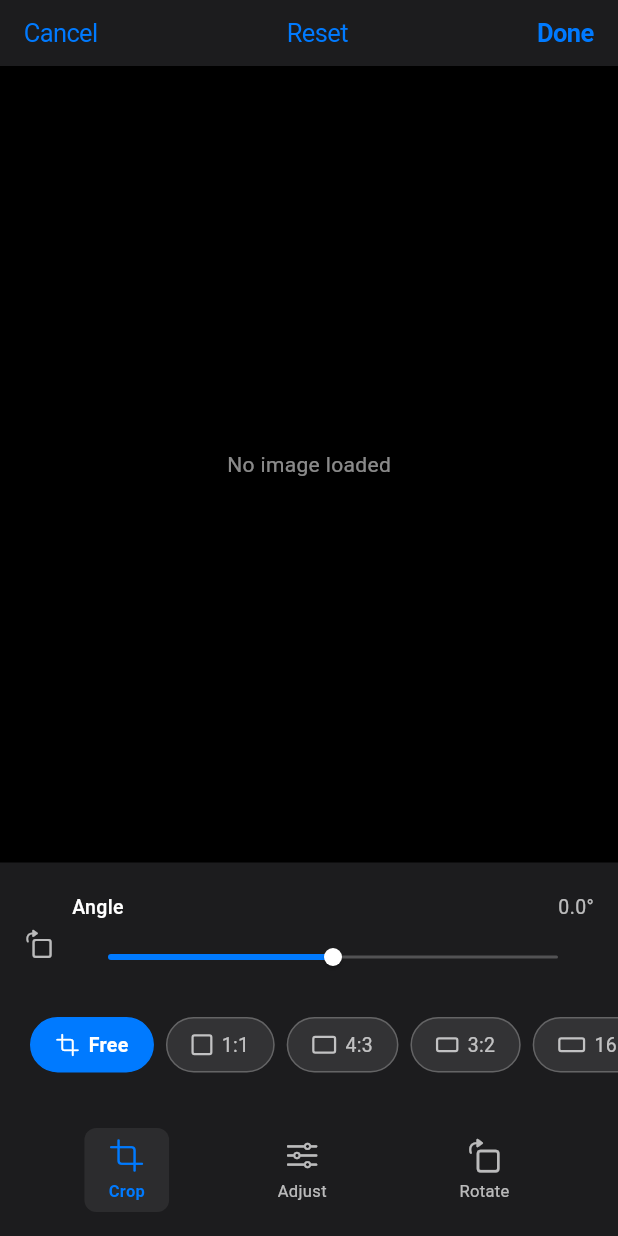
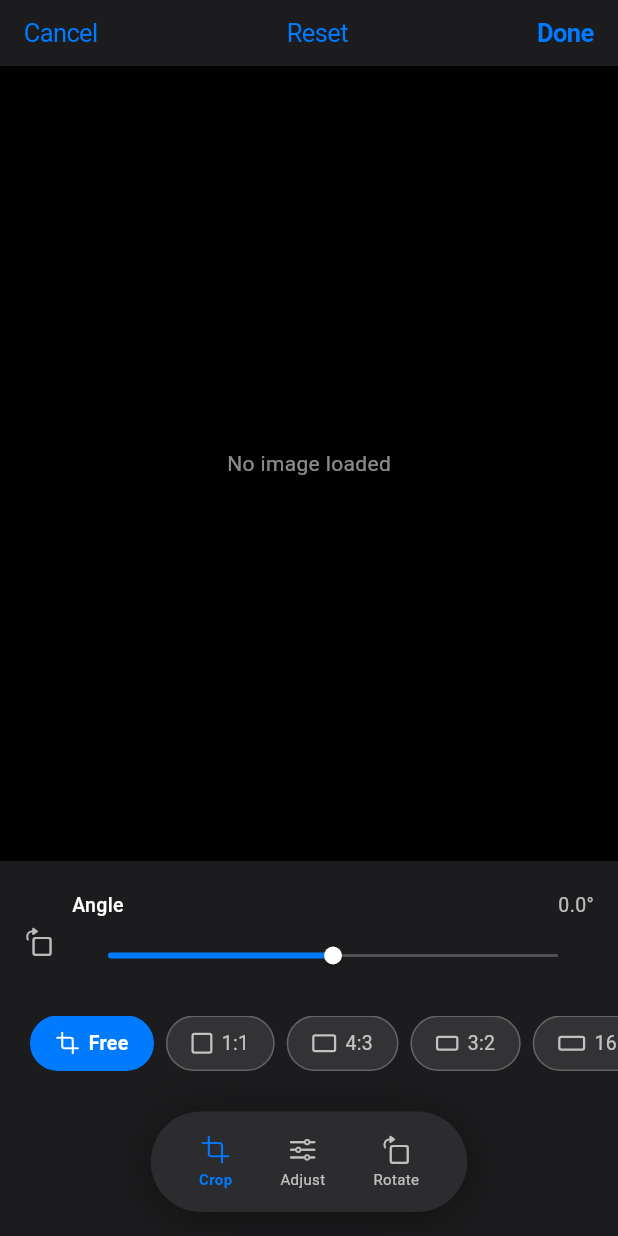
Before and after one commit to LukasHerwig/image_editor, a Flutter app: the MonogramImageEditor widget shown alone on an empty page, opened directly with empty values, on a phone screen of 412 x 824 dp. Run offline on Flutter 3.47's test engine with Material 3 defaults, Android fonts, the phone set to English and light mode, and no system bars; our stand-ins replace image_picker.

Commit message:
feat: Update tab selector UI for improved aesthetics and usability

```diff
--- a/lib/src/monogram_image_editor_widget.dart
+++ b/lib/src/monogram_image_editor_widget.dart
@@ -215,10 +215,27 @@ class _MonogramImageEditorState extends State<MonogramImageEditor> {
   }
 
   Widget _buildTabSelector(ImageEditorState state) {
-    return Container(
-      padding: const EdgeInsets.symmetric(vertical: 16),
+    return Padding(
+      padding: const EdgeInsets.fromLTRB(24, 6, 24, 16),
+      child: Center(
+        child: IntrinsicWidth(
+          child: Container(
+            decoration: BoxDecoration(
+              color: const Color(0xFF2C2C2E),
+              borderRadius: BorderRadius.circular(50),
+              boxShadow: [
+                BoxShadow(
+                  color: Colors.black.withValues(alpha: 0.45),
+                  blurRadius: 30,
+                  offset: const Offset(0, 4),
+                ),
+              ],
+            ),
+            child: Padding(
+              padding:
+                  const EdgeInsets.symmetric(horizontal: 16.0, vertical: 8),
               child: Row(
-        mainAxisAlignment: MainAxisAlignment.spaceEvenly,
+                mainAxisSize: MainAxisSize.min,
                 children: [
                   _buildTab(
                     icon: CupertinoIcons.crop,
@@ -240,6 +257,10 @@ class _MonogramImageEditorState extends State<MonogramImageEditor> {
                   ),
                 ],
               ),
+            ),
+          ),
+        ),
+      ),
     );
   }
 
@@ -252,10 +273,10 @@ class _MonogramImageEditorState extends State<MonogramImageEditor> {
     return GestureDetector(
       onTap: onTap,
       child: Container(
-        padding: const EdgeInsets.symmetric(horizontal: 16, vertical: 6),
+        padding: const EdgeInsets.symmetric(horizontal: 16, vertical: 7),
         decoration: BoxDecoration(
-          color: isSelected ? const Color(0xFF2C2C2E) : Colors.transparent,
-          borderRadius: BorderRadius.circular(8),
+          color: Colors.transparent,
+          borderRadius: BorderRadius.circular(50),
         ),
         child: Column(
           mainAxisSize: MainAxisSize.min,
@@ -263,14 +284,14 @@ class _MonogramImageEditorState extends State<MonogramImageEditor> {
             Icon(
               icon,
               color: isSelected ? CupertinoColors.systemBlue : Colors.white70,
-              size: 24,
+              size: 20,
             ),
-            const SizedBox(height: 4),
+            const SizedBox(height: 3),
             Text(
               label,
               style: TextStyle(
                 color: isSelected ? CupertinoColors.systemBlue : Colors.white70,
-                fontSize: 11,
+                fontSize: 10,
                 fontWeight: isSelected ? FontWeight.w600 : FontWeight.normal,
               ),
             ),
```
Also changed, not shown: 1 other file. Lines whose indentation alone changed are shown as unchanged.
